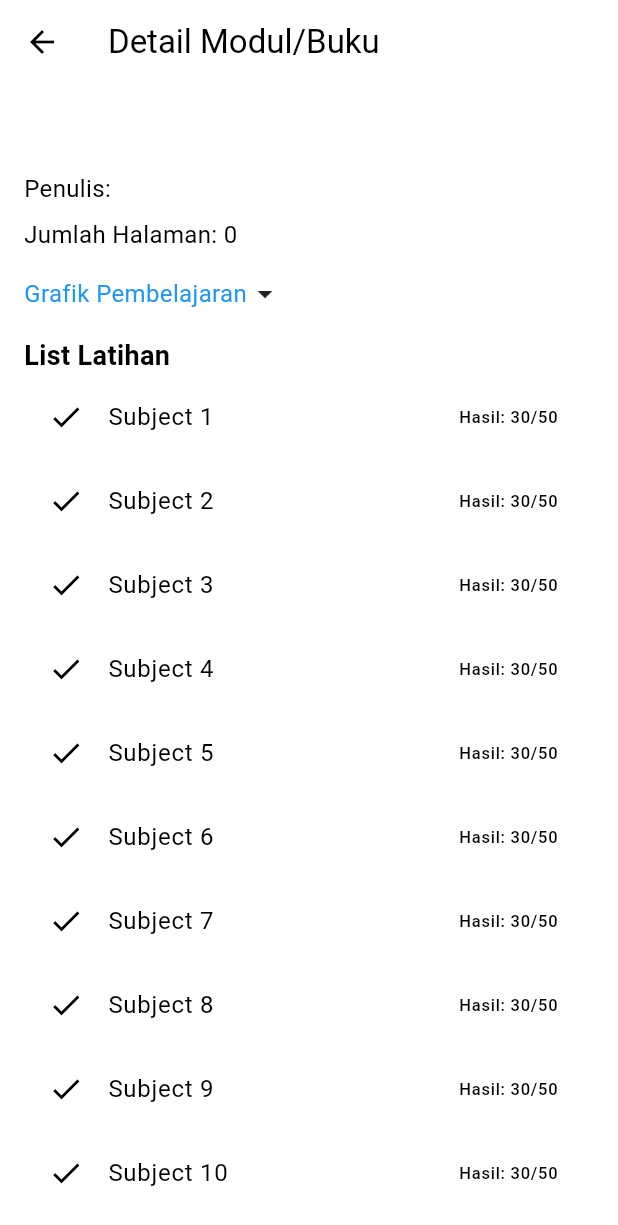
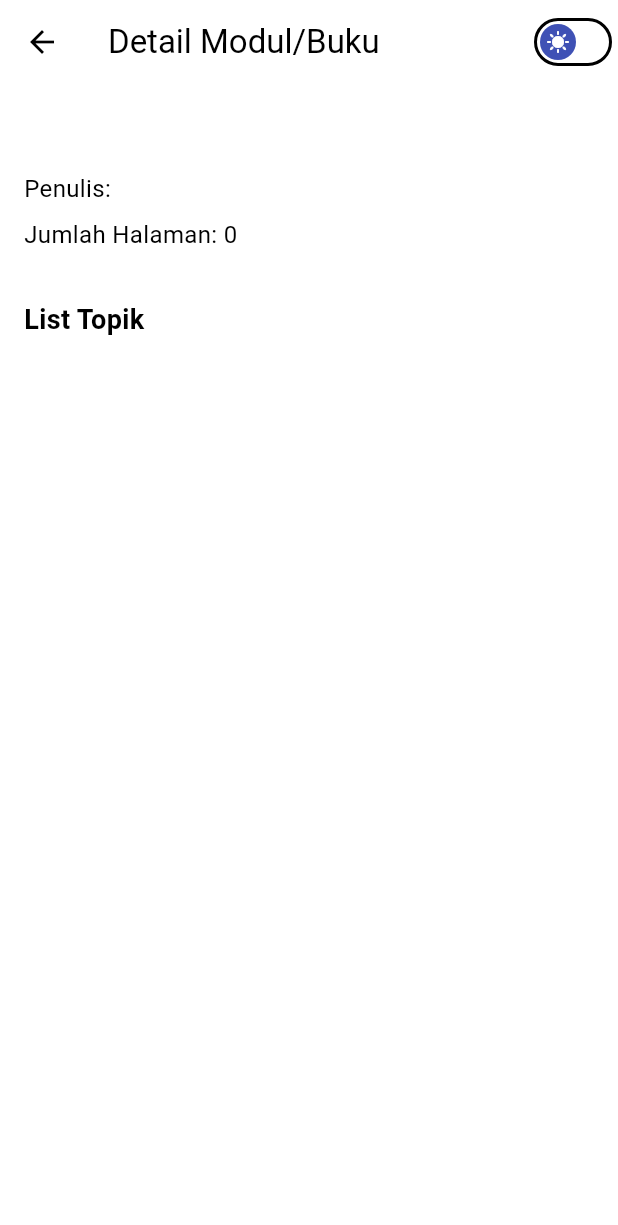
Before and after one commit to Dustymon111/Ekstraksi-File-GPT-4, a Flutter app: the BookmarkDetailScreen screen opened directly with empty values, on a phone screen of 412 x 824 dp. Shown: the top 1225 px of the screen. Run offline on Flutter 3.47's test engine with Material 3 defaults, Android fonts, the phone set to English and light mode, and no system bars; our stand-ins replace cloud_firestore, file_picker, firebase_auth, firebase_core, firebase_storage, fl_chart and 2 more; missing offline and left inert: syncfusion_flutter_pdfviewer; accounts and stored records are empty.

Commit message:
added subject detail screen, added firebase storage upload feature

```diff
--- a/lib/screen/bookmark_detail_screen.dart
+++ b/lib/screen/bookmark_detail_screen.dart
@@ -1,8 +1,11 @@
 import 'package:aplikasi_ekstraksi_file_gpt4/models/bookmark_model.dart';
-import 'package:fl_chart/fl_chart.dart';
+import 'package:aplikasi_ekstraksi_file_gpt4/models/subject_model.dart';
+import 'package:aplikasi_ekstraksi_file_gpt4/providers/theme_provider.dart';
+import 'package:aplikasi_ekstraksi_file_gpt4/screen/subject_detail_screen.dart';
 import 'package:flutter/material.dart';
 import 'package:flutter/rendering.dart';
 import 'package:flutter/widgets.dart';
+import 'package:provider/provider.dart';
 
 class BookmarkDetailScreen extends StatefulWidget {
   final Bookmark bookmark;
@@ -13,13 +16,27 @@ class BookmarkDetailScreen extends StatefulWidget {
 }
 
 class _BookmarkDetailScreenState extends State<BookmarkDetailScreen> {
-  bool _isChartVisible = false;
+  // bool _isChartVisible = false;
 
   @override
   Widget build(BuildContext context) {
+    final themeprov = Provider.of<ThemeNotifier>(context);
     return Scaffold(
       appBar: AppBar(
         title: Text('Detail Modul/Buku'),
+        actions: [
+          Switch(
+            thumbIcon: themeprov.isDarkTheme
+                ? WidgetStateProperty.all(const Icon(Icons.nights_stay))
+                : WidgetStateProperty.all(const Icon(Icons.sunny)),
+            activeColor: Colors.white,
+            inactiveThumbColor: Colors.indigo,
+            value: themeprov.isDarkTheme,
+            onChanged: (bool value) {
+              themeprov.toggleTheme();
+            },
+          ),
+        ],
       ),
       body: SingleChildScrollView(
         child: Padding(
@@ -42,87 +59,36 @@ class _BookmarkDetailScreenState extends State<BookmarkDetailScreen> {
                 style: TextStyle(fontSize: 16),
               ),
               SizedBox(height: 16),
-              GestureDetector(
-                onTap: () {
-                  setState(() {
-                    _isChartVisible = !_isChartVisible;
-                  });
-                },
-                child: Row(
-                  children: [
-                    const Text(
-                      'Grafik Pembelajaran',
-                      style: TextStyle(fontSize: 16, color: Colors.blue),
-                    ),
-                    Icon(_isChartVisible
-                        ? Icons.arrow_drop_up
-                        : Icons.arrow_drop_down),
-                  ],
-                ),
-              ),
-              if (_isChartVisible)
-                Container(
-                  padding: EdgeInsetsDirectional.all(10),
-                  height: 250,
-                  child: LineChart(
-                    LineChartData(
-                      gridData: const FlGridData(show: true, drawVerticalLine: false),
-                      borderData: FlBorderData(show: true, border: Border.all(color: Colors.black)),
-                      maxX: 10,
-                      minX: 1,
-                      maxY: 100,
-                      minY: 20,
-                      titlesData: const FlTitlesData(
-                        show: true,
-                        topTitles: AxisTitles(sideTitles: SideTitles(reservedSize: 0, showTitles: false)),
-                        rightTitles: AxisTitles(sideTitles: SideTitles(reservedSize: 0, showTitles: false)),
-                        leftTitles: AxisTitles(
-                          sideTitles: SideTitles(interval: 20, reservedSize: 35, showTitles: true)
-                          ) ,
-                          bottomTitles: AxisTitles(
-                            sideTitles: SideTitles(interval: 1, reservedSize: 24, showTitles: true)
-                          )
-                      ),
-                      lineBarsData: [
-                        LineChartBarData(
-                          spots: [
-                          FlSpot(1, 40), // Example data points (x, y)
-                          FlSpot(2, 60),
-                          FlSpot(3, 80),
-                          FlSpot(4, 20),
-                          FlSpot(5, 100),
-                          FlSpot(6, 60),
-                          FlSpot(7, 80),
-                          FlSpot(8, 40),
-                          FlSpot(9, 20),
-                          FlSpot(10, 80),
-                          ],
-                          isCurved: false,
-                          color:Colors.blue,
-                          barWidth: 3,
-                          isStrokeCapRound: true,
-                          belowBarData: BarAreaData(show: false),
-                          dotData: FlDotData(show: true),
-                        ),
-                      ],
-                    ),
-                  ),
-                ),
+
+
               SizedBox(height: 16),
-              Text("List Latihan", style: TextStyle(fontSize: 18, fontWeight: FontWeight.bold),),
+              Text("List Topik", style: TextStyle(fontSize: 18, fontWeight: FontWeight.bold),),
               ListView.builder(
                 shrinkWrap: true,
                 physics: NeverScrollableScrollPhysics(),
-                itemCount: 10,
+                itemCount: widget.bookmark.subjects.length,
                 itemBuilder: (context, index) {
-                  return ListTile(
-                    leading: Icon(Icons.check),
-                    title: Text('Subject ${index+1}', overflow: TextOverflow.ellipsis,),
+                  List <Subject> subjects = widget.bookmark.subjects;
+                  return Card(
+                    child: ListTile(
+                    title: SingleChildScrollView(
+                      scrollDirection: Axis.horizontal,
+                      child: Text(subjects[index].title, overflow: TextOverflow.ellipsis),
+                    ),
                     onTap: () {
-                      // Navigate to another screen if needed
+                      Navigator.push(
+                          context,
+                          MaterialPageRoute(
+                            builder: (context) => SubjectDetailScreen(
+                              subject: subjects[index], // Replace with your actual Subject object
+                            ),
+                          ),
+                        );
                     },
-                    trailing: Text('Hasil: 30/50'),
-                  );
+                    trailing: Text('${subjects[index].questionSets.length} latihan'),
+                  ),
+                  ) ;
+
                 },
               ),
             ],
--- a/lib/screen/bookmark_screen.dart
+++ b/lib/screen/bookmark_screen.dart
@@ -19,7 +19,7 @@ class _BookmarkScreenState extends State<BookmarkScreen> {
 void initState() {
   String bookmarkId = "book_${_auth.currentUser!.uid}";
   WidgetsBinding.instance.addPostFrameCallback((_) {
-    context.read<BookmarkProvider>().fetchBookmarks(bookmarkId);
+    context.read<BookmarkProvider>().fetchBookmarks("book1");
   });
   super.initState();
 }
@@ -43,7 +43,7 @@ void initState() {
               }
             )
           ),
-            Expanded(
+          Expanded(
             child: StreamBuilder<List<Bookmark>>(
               stream: bookmarkprov.bookmarksStream,
               builder: (context, snapshot) {
--- a/lib/screen/profile_screen.dart
+++ b/lib/screen/profile_screen.dart
@@ -1,7 +1,7 @@
+import 'package:aplikasi_ekstraksi_file_gpt4/components/custom_button.dart';
 import 'package:firebase_auth/firebase_auth.dart';
 import 'package:flutter/material.dart';
 import 'package:fluttertoast/fluttertoast.dart';
-import 'login_screen.dart'; // Make sure to import your login screen
 
 class ProfileScreen extends StatelessWidget {
   @override
@@ -28,7 +28,7 @@ class ProfileScreen extends StatelessWidget {
                 style: TextStyle(fontSize: 18),
               ),
               SizedBox(height: 24),
-              ElevatedButton(
+              CustomElevatedButton(
                 onPressed: () async {
                   await FirebaseAuth.instance.signOut();
                   if (Navigator.canPop(context)) {
@@ -47,7 +47,7 @@ class ProfileScreen extends StatelessWidget {
                   );
                   }
                 },
-                child: Text('Sign Out'),
+                label: 'Sign Out',
               ),
             ],
           ),
--- a/pubspec.yaml
+++ b/pubspec.yaml
@@ -45,6 +45,8 @@ dependencies:
   firebase_core: ^3.2.0
   firebase_auth: ^5.1.2
   fluttertoast: ^8.2.6
+  firebase_storage: ^12.1.1
+  path: ^1.9.0
 
 dev_dependencies:
   flutter_test:
```
Also changed, not shown: lib/components/graph_chart.dart (added, +78 -0 lines), lib/providers/subject_provider.dart (added, +34 -0 lines), lib/screen/home_screen.dart (+92 -33 lines), lib/screen/subject_detail_screen.dart (added, +104 -0 lines), lib/utils/file_picker_service.dart (deleted, +0 -20 lines), lib/utils/page_animation.dart (deleted, +0 -47 lines), lib/screen/register_screen.dart (line endings or trailing spaces), pubspec.lock, 3 other files.
